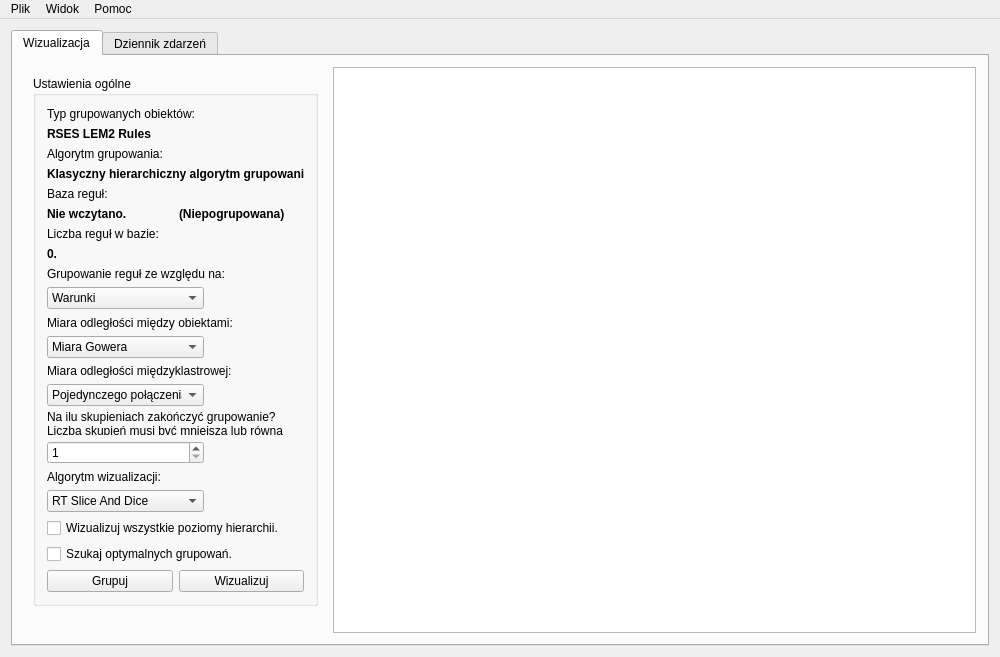
Tomev/CluVis, file mainwindow.ui: the form before one commit.
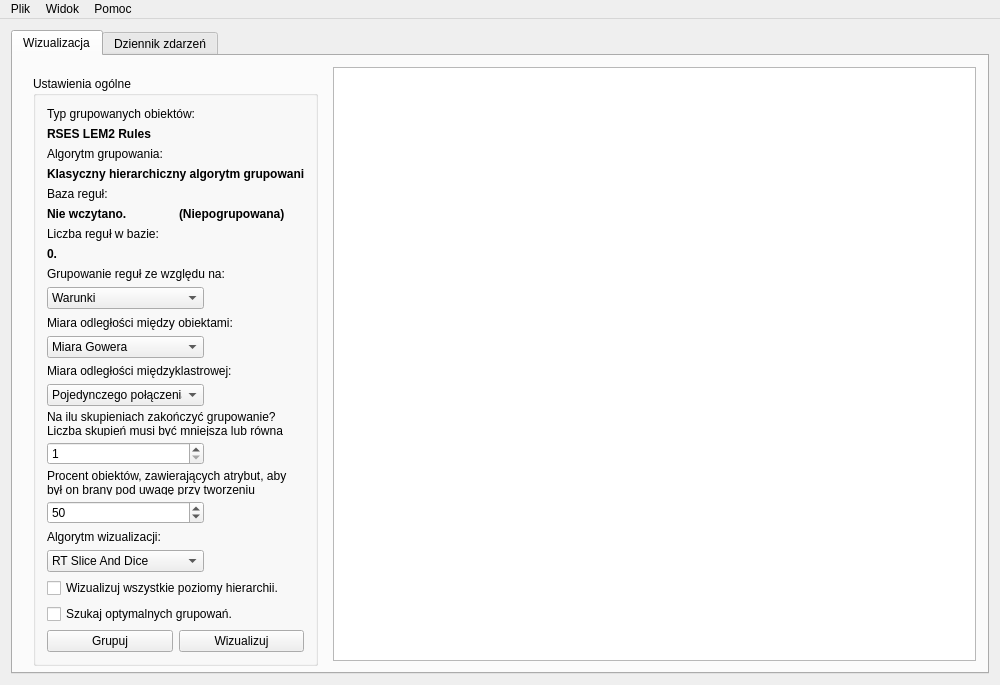
The form after the commit.

Commit message: UI update for representative purposes.

```diff
--- a/mainwindow.ui
+++ b/mainwindow.ui
@@ -10,13 +10,13 @@
     <x>0</x>
     <y>0</y>
     <width>1000</width>
-    <height>657</height>
+    <height>685</height>
    </rect>
   </property>
   <property name="minimumSize">
    <size>
     <width>1000</width>
-    <height>620</height>
+    <height>685</height>
    </size>
   </property>
   <property name="maximumSize">
@@ -53,13 +53,13 @@
             <property name="minimumSize">
              <size>
               <width>303</width>
-              <height>540</height>
+              <height>600</height>
              </size>
             </property>
             <property name="maximumSize">
              <size>
               <width>303</width>
-              <height>540</height>
+              <height>600</height>
              </size>
             </property>
             <property name="frameShape">
@@ -75,7 +75,7 @@
                 <x>9</x>
                 <y>9</y>
                 <width>285</width>
-                <height>530</height>
+                <height>590</height>
                </rect>
               </property>
               <property name="sizePolicy">
@@ -87,13 +87,13 @@
               <property name="minimumSize">
                <size>
                 <width>285</width>
-                <height>530</height>
+                <height>590</height>
                </size>
               </property>
               <property name="maximumSize">
                <size>
                 <width>241</width>
-                <height>530</height>
+                <height>590</height>
                </size>
               </property>
               <property name="title">
@@ -356,6 +356,55 @@
                  </item>
                 </layout>
                </item>
+               <item>
+                <widget class="QLabel" name="label_2">
+                 <property name="text">
+                  <string>Procent obiektów, zawierających atrybut, aby był on brany pod uwagę przy tworzeniu reprezentanta:</string>
+                 </property>
+                 <property name="wordWrap">
+                  <bool>true</bool>
+                 </property>
+                </widget>
+               </item>
+               <item>
+                <layout class="QHBoxLayout" name="horizontalLayout_4">
+                 <property name="topMargin">
+                  <number>0</number>
+                 </property>
+                 <item>
+                  <widget class="QSpinBox" name="spinBox">
+                   <property name="minimumSize">
+                    <size>
+                     <width>157</width>
+                     <height>0</height>
+                    </size>
+                   </property>
+                   <property name="minimum">
+                    <number>1</number>
+                   </property>
+                   <property name="maximum">
+                    <number>100</number>
+                   </property>
+                   <property name="value">
+                    <number>50</number>
+                   </property>
+                  </widget>
+                 </item>
+                 <item>
+                  <spacer name="horizontalSpacer_6">
+                   <property name="orientation">
+                    <enum>Qt::Horizontal</enum>
+                   </property>
+                   <property name="sizeHint" stdset="0">
+                    <size>
+                     <width>40</width>
+                     <height>20</height>
+                    </size>
+                   </property>
+                  </spacer>
+                 </item>
+                </layout>
+               </item>
                <item>
                 <widget class="QLabel" name="labelAlgorithmVisualization">
                  <property name="text">
```
Left out of the diff: 4 changed lines with no effect on the pictures. The commit also changes 2 other files.
